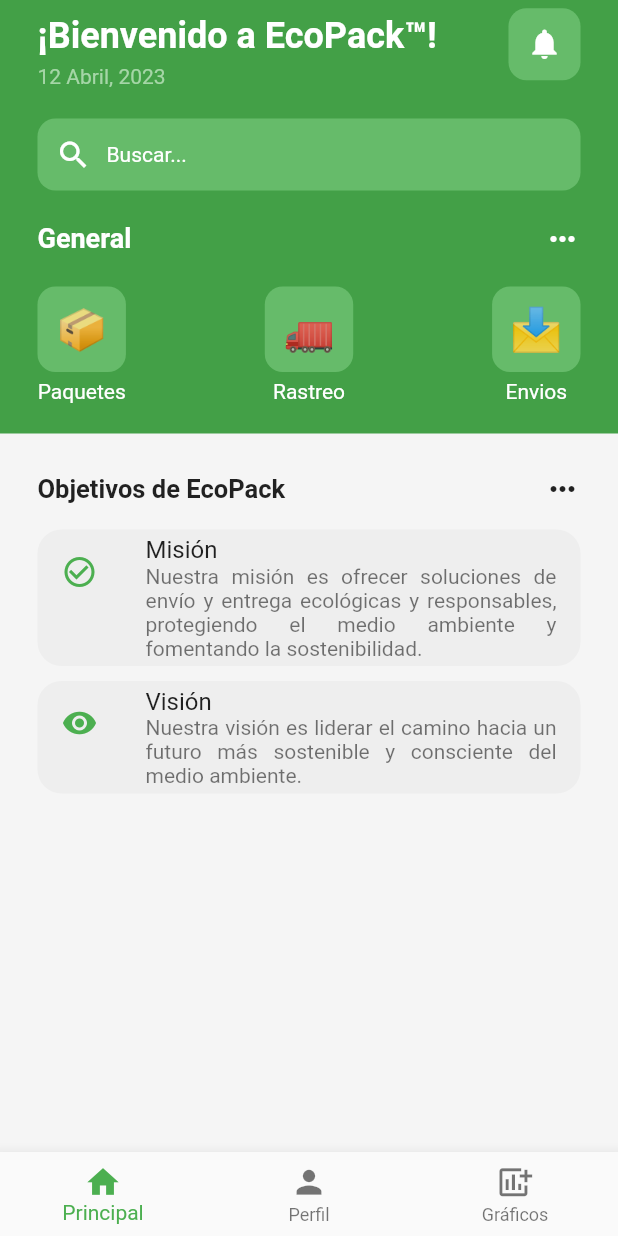
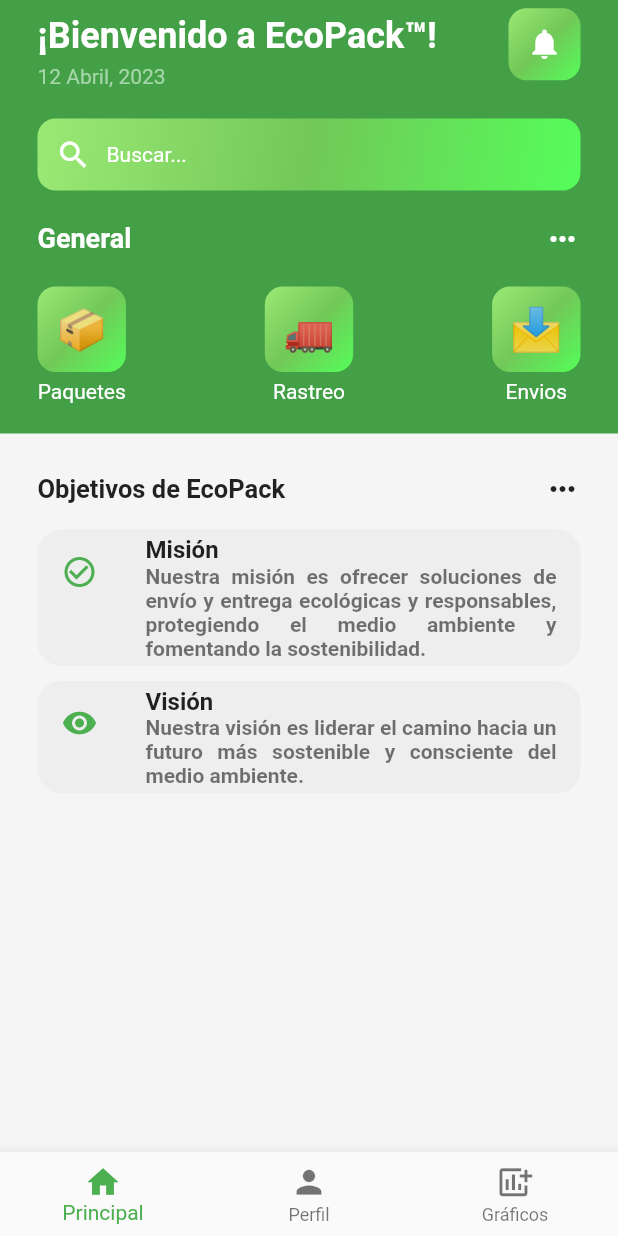
Before and after one commit to jumAngie/sistema-paquetes, a Flutter app: the HomePage screen opened directly, on a phone screen of 412 x 824 dp. Run offline on Flutter 3.47's test engine with Material 2 defaults, Android fonts, the phone set to English and light mode, and no system bars; our stand-ins replace fluttertoast; missing offline and left inert: dart:html.

Commit message:
Avances Viernes

```diff
--- a/Paquetes-Front/flutter_paqueteria/lib/main.dart
+++ b/Paquetes-Front/flutter_paqueteria/lib/main.dart
@@ -24,7 +24,7 @@ class MyApp extends StatelessWidget{
     return MaterialApp(
       debugShowCheckedModeBanner: false,
       title: 'Paquetería EcoPack',
-      initialRoute: 'home',
+      initialRoute: LoginPage.id,
       routes: {
            LoginPage.id : (context)  => LoginPage(),
 
--- a/Paquetes-Front/flutter_paqueteria/lib/pages/home_page.dart
+++ b/Paquetes-Front/flutter_paqueteria/lib/pages/home_page.dart
@@ -63,7 +63,11 @@ class _HomePageState extends State<HomePage> {
                       // Icono de Notificacion
                       Container(
               decoration: BoxDecoration(
-              color: Colors.green[400],
+                gradient: LinearGradient(
+                begin: Alignment.topLeft,
+                end: Alignment.bottomRight,
+                colors: [Color.fromARGB(255, 155, 233, 117), Color.fromARGB(255, 114, 200, 88), Color.fromARGB(255, 85, 253, 90)],
+                                  ),
               borderRadius: BorderRadius.circular(12),
               ),
               padding: EdgeInsets.all(12),
@@ -81,7 +85,11 @@ class _HomePageState extends State<HomePage> {
                     // Barra de Búsqueda
                     Container(
                       decoration: BoxDecoration(
-              color: Colors.green[400],
+               gradient: LinearGradient(
+                begin: Alignment.topLeft,
+                end: Alignment.bottomRight,
+                colors: [Color.fromARGB(255, 155, 233, 117), Color.fromARGB(255, 114, 200, 88), Color.fromARGB(255, 85, 253, 90)],
+                                  ),
               borderRadius: BorderRadius.circular(12),
               ),
               padding: EdgeInsets.all(12),
@@ -243,9 +251,17 @@ class _HomePageState extends State<HomePage> {
                         child: ListTile(
                           leading: Icon(Icons.check_circle_outline,
                           color: Colors.green),
-                          title: Text('Misión'),
+                          title: Text(
+                            'Misión',
+                            style: TextStyle(
+                              fontWeight: FontWeight.bold
+                            ),
+                            ),
                           subtitle: Text('Nuestra misión es ofrecer soluciones de envío y entrega ecológicas y responsables, protegiendo el medio ambiente y fomentando la sostenibilidad.',
                           textAlign: TextAlign.justify,
+                          style: TextStyle(
+                              fontWeight: FontWeight.bold
+                            ),
                           )
                           ),
                     ),
@@ -261,9 +277,17 @@ class _HomePageState extends State<HomePage> {
                         child: ListTile(
                           leading: Icon(Icons.remove_red_eye_rounded,
                           color: Colors.green),
-                          title: Text('Visión'),
+                          title: Text(
+                            'Visión',
+                            style: TextStyle(
+                              fontWeight: FontWeight.bold
+                            ),
+                            ),
                           subtitle: Text('Nuestra visión es liderar el camino hacia un futuro más sostenible y consciente del medio ambiente.',
                           textAlign: TextAlign.justify,
+                          style: TextStyle(
+                              fontWeight: FontWeight.bold
+                            ),
                           ),
                           ),
                     )
--- a/Paquetes-Front/flutter_paqueteria/lib/pages/login_page.dart
+++ b/Paquetes-Front/flutter_paqueteria/lib/pages/login_page.dart
@@ -117,10 +117,10 @@ class _LoginPageState extends State<LoginPage> {
     return StreamBuilder(
       builder: (BuildContext context, AsyncSnapshot snapshot) {
         return ElevatedButton(
+           child: InkWell(
+           onTap: () => _save(),
           child: Container(
             padding: EdgeInsets.symmetric(horizontal: 80.0, vertical: 15.0),
-            child: InkWell(
-           onTap: () => _save(),
             child: Text(
               'Iniciar Sesion',
               style: TextStyle(
@@ -184,7 +184,7 @@ class _LoginPageState extends State<LoginPage> {
 
     try {
       final response = await http.post(
-        Uri.parse('https://localhost:44356/api/Usuarios/Login'),
+        Uri.parse('http://empaquetadora-ecopack.somee.com/api/Usuarios/Login'),
         headers: <String, String>{
           'Content-Type': 'application/json; charset=UTF-8',
         },
--- a/Paquetes-Front/flutter_paqueteria/lib/util/iconos_menu.dart
+++ b/Paquetes-Front/flutter_paqueteria/lib/util/iconos_menu.dart
@@ -15,7 +15,11 @@ class IconoMenu extends StatelessWidget {
   Widget build(BuildContext context) {
     return Container(
               decoration: BoxDecoration(
-              color: Colors.green[400],
+                gradient: LinearGradient(
+                begin: Alignment.topLeft,
+                end: Alignment.bottomRight,
+                colors: [Color.fromARGB(255, 155, 233, 117), Color.fromARGB(255, 114, 200, 88), Color.fromARGB(255, 85, 253, 90)],
+                                  ),
               borderRadius: BorderRadius.circular(12),
               ),
               padding: EdgeInsets.all(12),
```
Also changed, not shown: Paquetes-Front/flutter_paqueteria/lib/pages/envios_index_page.dart (+72 -5 lines), Paquetes-Front/flutter_paqueteria/lib/pages/paquetes_index_page.dart (+18 -0 lines), 1 other file.
